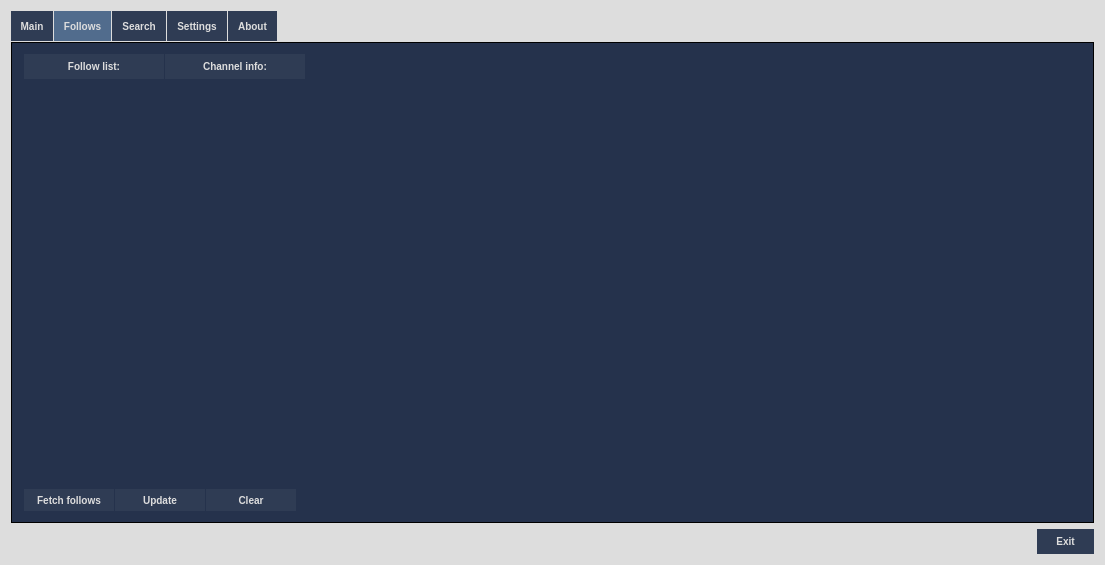
Qt form mainwindow.ui (Rutle/twitch-program) before a commit.
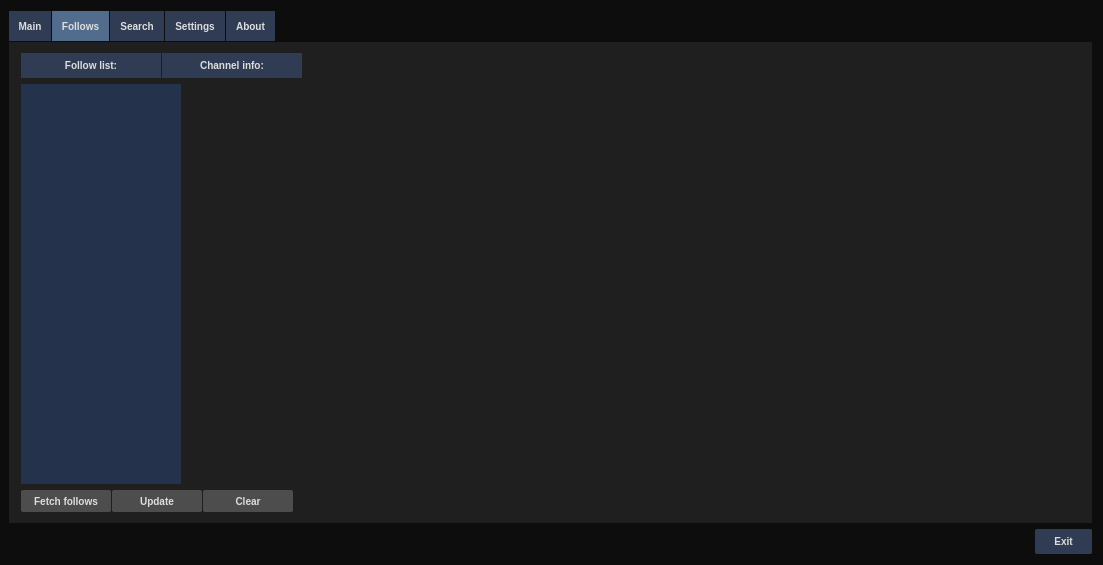
The same form after that commit. The open tabs and pages were chosen to show the change.

Commit message: Found a small bug in Qt Creator's stylesheets. Went around it by adding a border to an element which then applied the background-color which was missing without a border.

The edit to the form file:
```diff
--- a/mainwindow.ui
+++ b/mainwindow.ui
@@ -15,71 +15,125 @@
   </property>
   <property name="styleSheet">
    <string notr="true">#centralWidget {
-background-color: #DDDDDD;
+	background-color: #0d0d0d;
+}
+
+QPushButton {
+	border: 0;
+	background-color:#4d4d4d;
+	padding: 4px;
+	font: bold 10px;
+	color: #DDDDDD;
+	border-radius: 2px;
+}
+QPushButton:hover {
+	background-color: #7a7a7a;
+	border: 1px solid #b2b2b2;
+	padding: 4px;
+	font: bold 10px;
+	color: rgb(43, 43, 43);
+}
+QPushButton:!enabled {
+	background-color:rgb(61, 63, 94);
+	border: 1px solid #304163;
+	padding: 4px;
+	font: bold 10px;
+	color: #DDDDDD;
+}
+
+
+#pushButton_2 {
+	border: 0;
+	background-color: rgb(47, 60, 84);
+	min-width: 15ex;
+	padding: 6px;
+	font: bold 10px;
+	color: #DDDDDD;
+}
+#pushButton_2:hover {
+	background-color: #516C8D;
+	border: 1px solid #304163;
+	min-width: 15ex;
+	padding: 4px;
+	font: bold 10px;
+	color: #DDDDDD;
+}
+QTabWidget::tab-bar {
+	alignment: left;
+}
+
+QTabBar::tab {
+	background-color:rgb(47, 60, 84);
+	min-width: 15ex;
+	padding: 8px;
+	font: bold 10px;
+	color: #DDDDDD;
+	margin-bottom: 1px;
+	margin-right: 1px;
+	
+}
+
+QTabBar::tab:selected,
+QTabBar::tab:hover {
+	background-color: #516C8D;
+}
+
+
+QListView {
+	outline: none;
+	border: 0px;
+	background-color:  rgb(37, 50, 76);
+}
+
+QListWidget {
+	show-decoration-selected: 1;
+	background-color: #25324c;
+	border: 0;
+}
+
+QListWidget::item {
+	margin: 0px;
+
+}
+
+QListWidget::item:hover {
+
+	border: 1px dashed #dddddd;
+}
+
+QListWidget::item:selected {
+	border: 1px solid #dddddd;
+}
+
+QLabel#main_top_label,
+QLabel#twitch_channels_label,
+QLabel#twitch_channels_value,
+QLabel#twitch_viewers_label,
+QLabel#twitch_viewers_value {
+	border: 0;
+	background-color:rgb(47, 60, 84);
+	padding: 6px;
+	font: bold 10px;
+	color: #DDDDDD;
+}
+QTabWidget::pane {
+	background-color: #1f1f1f;
+	border: 1px color #1f1f1f;
 
 }</string>
   </property>
   <widget class="QWidget" name="centralWidget">
+   <property name="styleSheet">
+    <string notr="true"/>
+   </property>
    <layout class="QGridLayout" name="gridLayout">
+    <property name="leftMargin">
+     <number>9</number>
+    </property>
     <item row="0" column="0">
      <widget class="QTabWidget" name="tabWidget">
       <property name="styleSheet">
-       <string notr="true">QTabWidget::pane {
-	border: 1px solid black;
-	/* border: 0; */
-	/* position: absolute; 
-	top: -0.15em; */
-	/*background-color: #304163;*/
-	/*background-color: #516C8D;*/
-
-	background-color: rgb(37, 50, 76);
-}
-
-QTabWidget::tab-bar {
-	alignment: left;
-}
-
-QTabBar::tab {
-	background-color:rgb(47, 60, 84);
-	min-width: 15ex;
-	padding: 8px;
-	font: bold 10px;
-	color: #DDDDDD;
-	margin-bottom: 1px;
-	margin-right: 1px;
-	
-}
-
-QTabBar::tab:selected, QTabBar::tab:hover {
-	background-color: #516C8D;
-}
-QTabBar::tab:selected {
-	
-}
-QPushButton {
-	border: 0;
-	/*background-color:#28385e;*/
-	background-color: rgb(47, 60, 84);
-	padding: 4px;
-	font: bold 10px;
-	color: #DDDDDD;
-}
-QPushButton:hover {
-	background-color: #516C8D;
-	border: 1px solid #304163;
-	padding: 4px;
-	font: bold 10px;
-	color: #DDDDDD;
-}
-QPushButton:!enabled {
-	/*rgb(54, 72, 94)*/
-	background-color:rgb(61, 63, 94);
-	border: 1px solid #304163;
-	padding: 4px;
-	font: bold 10px;
-	color: #DDDDDD;
-}
-</string>
+       <string notr="true"/>
       </property>
       <property name="tabShape">
        <enum>QTabWidget::Rounded</enum>
@@ -580,32 +634,7 @@
              </size>
             </property>
             <property name="styleSheet">
-             <string notr="true">QListWidget {
-	show-decoration-selected: 1;
-	background-color: #25324c;
-	/*background-color: #516C8D;*/
-	border: 0;
-}
-/*
-QLabel:hover {
-	background-color: #516C8D;
-	border: 1px dashed #304163;
-}
-*/
-QListWidget::item {
-	margin: 0px;
-	/*margin-bottom: 1px;*/
-}
-
-QListWidget::item:hover {
-    /*background-color: #dddddd;*/
-	border: 1px dashed #dddddd;
-}
-
-QListWidget::item:selected {
-	border: 1px solid #dddddd;
-}
-</string>
+             <string notr="true"/>
             </property>
             <property name="frameShape">
              <enum>QFrame::StyledPanel</enum>
@@ -1515,22 +1544,7 @@
          </size>
         </property>
         <property name="styleSheet">
-         <string notr="true">#pushButton_2 {
-	border: 0;
-	background-color: rgb(47, 60, 84);
-	min-width: 15ex;
-	padding: 6px;
-	font: bold 10px;
-	color: #DDDDDD;
-}
-#pushButton_2:hover {
-	background-color: #516C8D;
-	border: 1px solid #304163;
-	min-width: 15ex;
-	padding: 4px;
-	font: bold 10px;
-	color: #DDDDDD;
-}</string>
+         <string notr="true"/>
         </property>
         <property name="text">
          <string>Exit</string>
```
Left out of the diff: 15 changed lines with no effect on the pictures. The commit also changes 2 other files.
